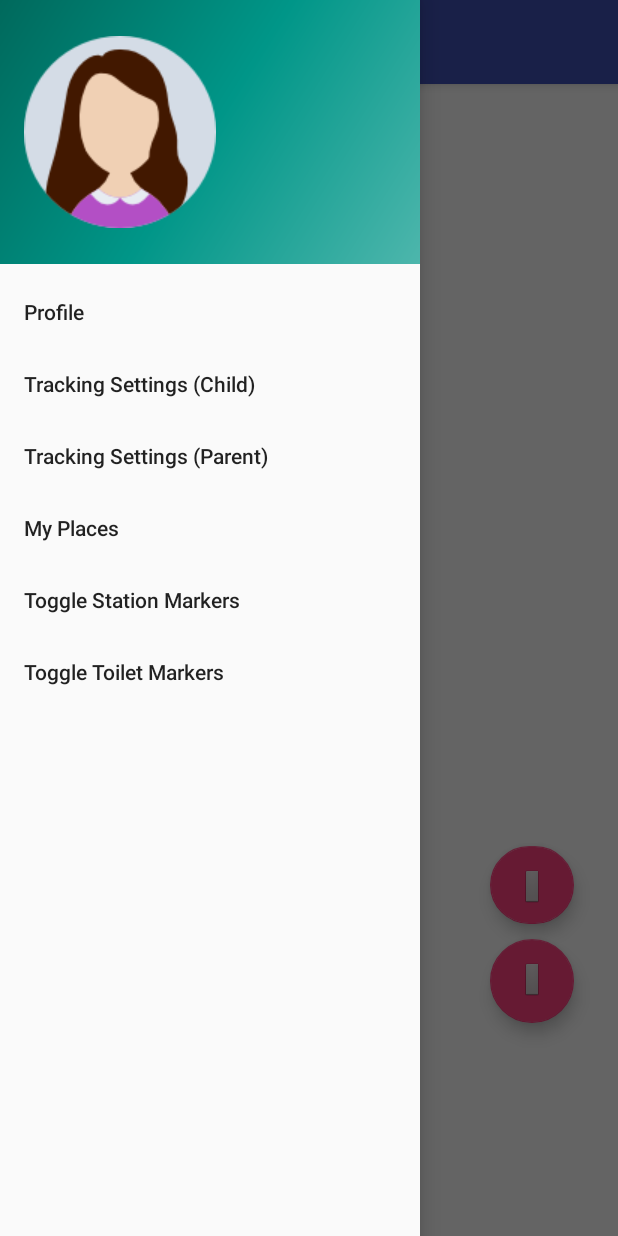
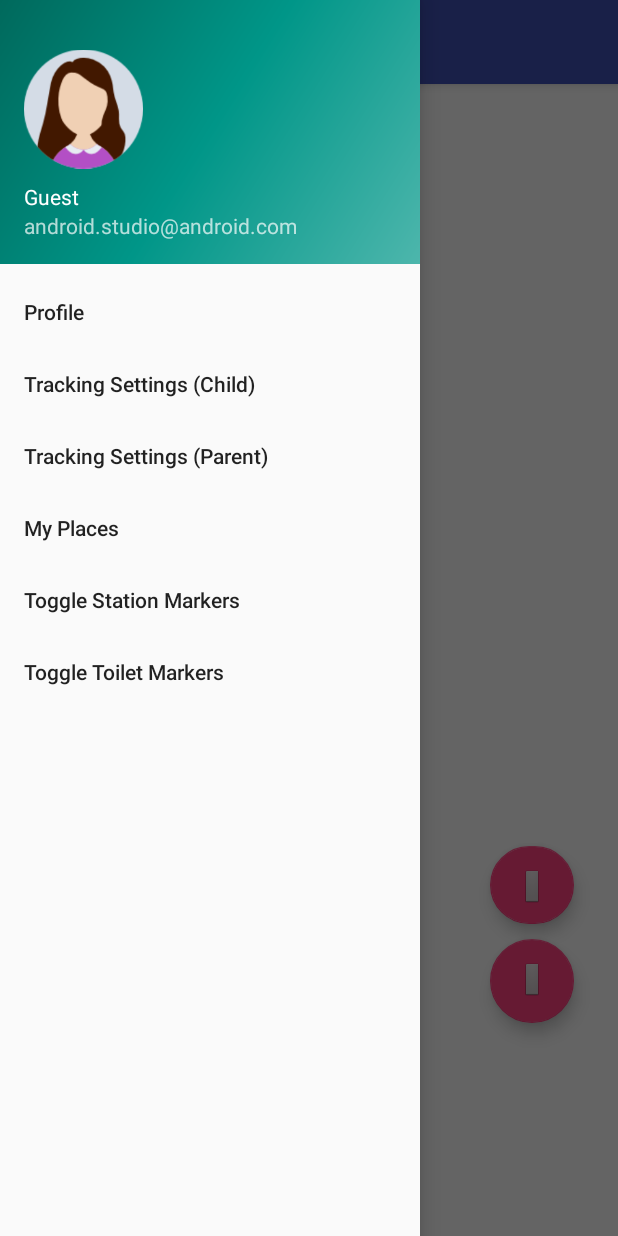
Before and after one commit to mik3ds/EZ-Way-Accessable-Journey-Planner, an Android app: the screen it shows after launch (Main3Activity), with the side drawer open, on a phone screen of 412 x 824 dp. Run offline under Robolectric (Android 15) with nearby library versions, the phone set to English and light mode, and no system bars; libraries missing offline, so code that uses them is left out: com.mapbox.mapboxsdk, com.mapquest.mapping, com.sothree.slidinguppanel; plain views replace MapView, SlidingUpPanelLayout; 15 statements that could not run were skipped.

Commit message:
added username showing in navigation drawer

```diff
--- a/app/src/main/java/com/example/user/testnav2/Main3Activity.java
+++ b/app/src/main/java/com/example/user/testnav2/Main3Activity.java
@@ -48,6 +48,7 @@ import com.mapquest.mapping.maps.OnMapReadyCallback;
 import org.json.JSONArray;
 import org.json.JSONException;
 import org.json.JSONObject;
+import org.w3c.dom.Text;
 
 import java.io.BufferedInputStream;
 import java.io.BufferedReader;
@@ -114,12 +115,18 @@ public class Main3Activity extends AppCompatActivity    implements NavigationVie
         floatingActionButton2 = (FloatingActionButton) findViewById(R.id.stationshidden);
         mPreferences = PreferenceManager.getDefaultSharedPreferences(this);
 
+
+        //change the title of navigation drawer to username
+        updateDrawerTitle();
+
         ArrayList<Double> list = getLocation();
 //        list = LU.getLocation();
         Double lulat = list.get(0);
         Double lulon = list.get(1);
 
+
         asyncAllMarkers(list.get(0),list.get(1));
+
 
         //USER LOCATION
         final LatLng latLng = new LatLng(lulat, lulon);
@@ -298,7 +305,7 @@ public class Main3Activity extends AppCompatActivity    implements NavigationVie
                     }
 
                 });
-                NavigationView nv = (NavigationView) findViewById(R.id.nav_view);
+                NavigationView nv = (NavigationView) findViewById(R.id.nav_view1);
 
                 nv.setNavigationItemSelectedListener(new NavigationView.OnNavigationItemSelectedListener() {
                     @Override
@@ -327,6 +334,24 @@ public class Main3Activity extends AppCompatActivity    implements NavigationVie
             }
         });
     }
+
+    @Override
+    protected void onResume() {
+        super.onResume();
+        updateDrawerTitle();
+    }
+
+    private void updateDrawerTitle() {
+
+        String tempTitle = mPreferences.getString(getString(R.string.username), "Guest");
+
+        NavigationView nv = findViewById(R.id.nav_view1);
+        View hv = nv.getHeaderView(0);
+        TextView tv = (TextView) hv.findViewById(R.id.drawer_title);
+        tv.setText(tempTitle);
+
+    }
+
     @Override
     public void onBackPressed() {
             DrawerLayout drawer = (DrawerLayout) findViewById(R.id.drawer_layout);
@@ -336,7 +361,6 @@ public class Main3Activity extends AppCompatActivity    implements NavigationVie
                 super.onBackPressed();
             }
         }
-
         @Override
         public boolean onCreateOptionsMenu(Menu menu) {
             // Inflate the menu; this adds items to the action bar if it is present.
@@ -382,7 +406,6 @@ public class Main3Activity extends AppCompatActivity    implements NavigationVie
             drawer.closeDrawer(GravityCompat.START);
             return true;
         }
-
 
     //Get user's current location from GPS
     public ArrayList getLocation() {
--- a/app/src/main/res/layout/activity_main3.xml
+++ b/app/src/main/res/layout/activity_main3.xml
@@ -15,7 +15,7 @@ tools:openDrawer="start">
     android:layout_height="match_parent" />
 
 <android.support.design.widget.NavigationView
-    android:id="@+id/nav_view"
+    android:id="@+id/nav_view1"
     android:layout_width="wrap_content"
     android:layout_height="match_parent"
     android:layout_gravity="start"
--- a/app/src/main/res/layout/nav_header_main.xml
+++ b/app/src/main/res/layout/nav_header_main.xml
@@ -14,23 +14,24 @@
 
     <ImageView
         android:id="@+id/imageView"
-        android:layout_width="wrap_content"
-        android:layout_height="wrap_content"
+        android:layout_width="79dp"
+        android:layout_height="89dp"
         android:contentDescription="@string/nav_header_desc"
         android:paddingTop="@dimen/nav_header_vertical_spacing"
         app:srcCompat="@drawable/girl" />
 
     <TextView
+        android:id="@+id/drawer_title"
         android:layout_width="match_parent"
         android:layout_height="wrap_content"
         android:paddingTop="@dimen/nav_header_vertical_spacing"
-        android:text="Username"
+        android:text="@string/nav_header_title"
         android:textAppearance="@style/TextAppearance.AppCompat.Body1" />
 
     <TextView
-        android:id="@+id/textView"
+        android:id="@+id/drawer_subtitle"
         android:layout_width="wrap_content"
         android:layout_height="wrap_content"
-        android:text="EZ Way" />
+        android:text="@string/nav_header_subtitle" />
 
 </LinearLayout>
--- a/app/src/main/res/layout/nav_header_main3.xml
+++ b/app/src/main/res/layout/nav_header_main3.xml
@@ -21,6 +21,7 @@
 
     <TextView
         android:layout_width="match_parent"
+        android:id="@+id/nav_title"
         android:layout_height="wrap_content"
         android:paddingTop="@dimen/nav_header_vertical_spacing"
         android:text="Android Studio"
```
Also changed, not shown: app/src/main/res/layout/activity_map.xml (+0 -14 lines).
